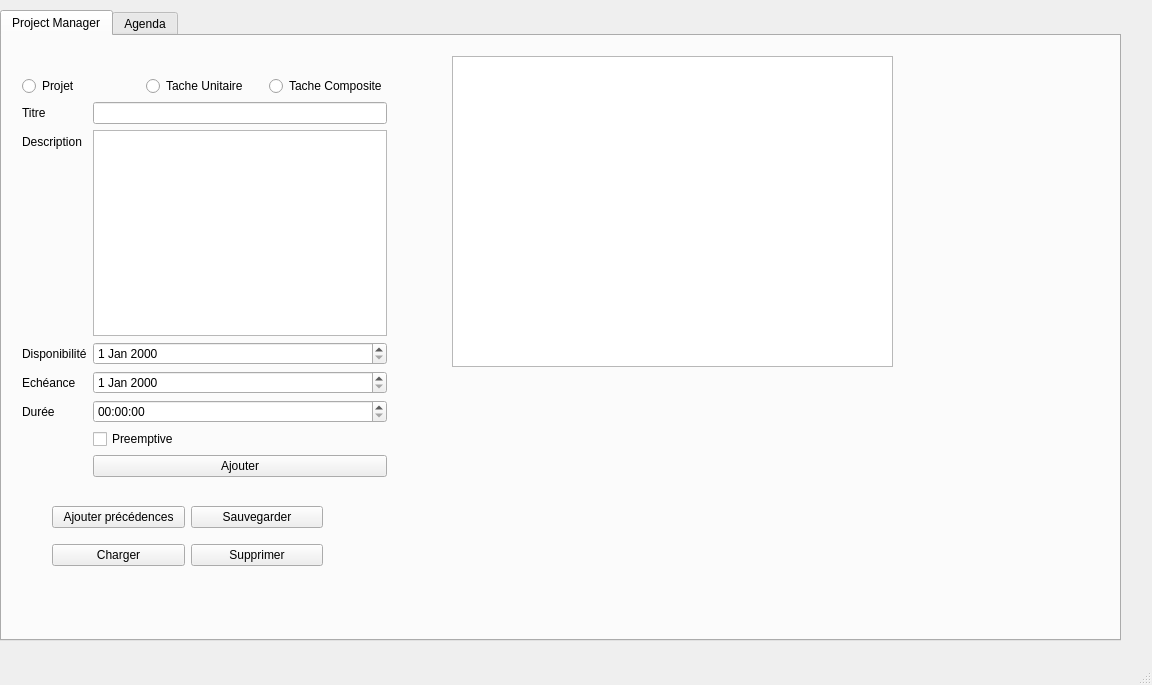
First picture: the form in ProjectCalendar/mainwindow.ui, repository pzins/ProjectCalendar_LO21, before the edit.
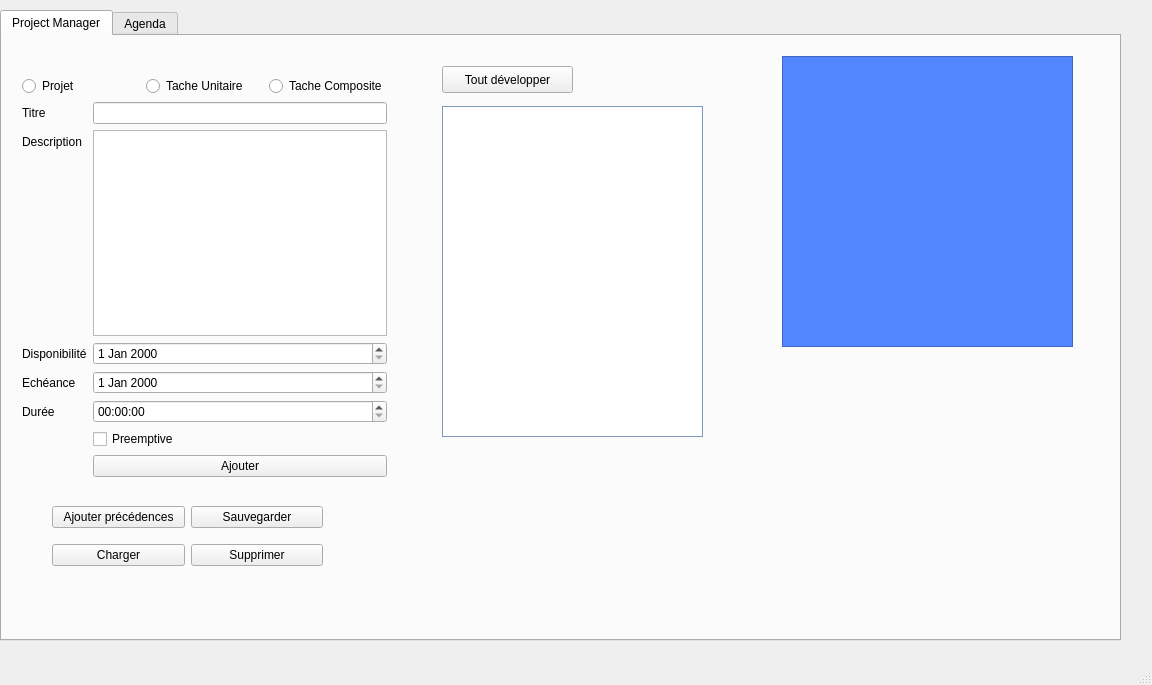
Second picture: the form after the edit.

What changed in the file:
```diff
--- a/ProjectCalendar/mainwindow.ui
+++ b/ProjectCalendar/mainwindow.ui
@@ -31,14 +31,450 @@
       <string>Project Manager</string>
      </attribute>
      <widget class="QTreeView" name="treeView">
+      <property name="enabled">
+       <bool>true</bool>
+      </property>
       <property name="geometry">
        <rect>
-        <x>450</x>
-        <y>20</y>
-        <width>441</width>
-        <height>311</height>
+        <x>440</x>
+        <y>70</y>
+        <width>261</width>
+        <height>331</height>
        </rect>
       </property>
+      <property name="palette">
+       <palette>
+        <active>
+         <colorrole role="WindowText">
+          <brush brushstyle="SolidPattern">
+           <color alpha="255">
+            <red>0</red>
+            <green>0</green>
+            <blue>0</blue>
+           </color>
+          </brush>
+         </colorrole>
+         <colorrole role="Button">
+          <brush brushstyle="SolidPattern">
+           <color alpha="255">
+            <red>164</red>
+            <green>197</green>
+            <blue>249</blue>
+           </color>
+          </brush>
+         </colorrole>
+         <colorrole role="Light">
+          <brush brushstyle="SolidPattern">
+           <color alpha="255">
+            <red>255</red>
+            <green>255</green>
+            <blue>255</blue>
+           </color>
+          </brush>
+         </colorrole>
+         <colorrole role="Midlight">
+          <brush brushstyle="SolidPattern">
+           <color alpha="255">
+            <red>209</red>
+            <green>226</green>
+            <blue>252</blue>
+           </color>
+          </brush>
+         </colorrole>
+         <colorrole role="Dark">
+          <brush brushstyle="SolidPattern">
+           <color alpha="255">
+            <red>82</red>
+            <green>98</green>
+            <blue>124</blue>
+           </color>
+          </brush>
+         </colorrole>
+         <colorrole role="Mid">
+          <brush brushstyle="SolidPattern">
+           <color alpha="255">
+            <red>109</red>
+            <green>131</green>
+            <blue>166</blue>
+           </color>
+          </brush>
+         </colorrole>
+         <colorrole role="Text">
+          <brush brushstyle="SolidPattern">
+           <color alpha="255">
+            <red>0</red>
+            <green>0</green>
+            <blue>0</blue>
+           </color>
+          </brush>
+         </colorrole>
+         <colorrole role="BrightText">
+          <brush brushstyle="SolidPattern">
+           <color alpha="255">
+            <red>255</red>
+            <green>255</green>
+            <blue>255</blue>
+           </color>
+          </brush>
+         </colorrole>
+         <colorrole role="ButtonText">
+          <brush brushstyle="SolidPattern">
+           <color alpha="255">
+            <red>0</red>
+            <green>0</green>
+            <blue>0</blue>
+           </color>
+          </brush>
+         </colorrole>
+         <colorrole role="Base">
+          <brush brushstyle="SolidPattern">
+           <color alpha="255">
+            <red>255</red>
+            <green>255</green>
+            <blue>255</blue>
+           </color>
+          </brush>
+         </colorrole>
+         <colorrole role="Window">
+          <brush brushstyle="SolidPattern">
+           <color alpha="255">
+            <red>164</red>
+            <green>197</green>
+            <blue>249</blue>
+           </color>
+          </brush>
+         </colorrole>
+         <colorrole role="Shadow">
+          <brush brushstyle="SolidPattern">
+           <color alpha="255">
+            <red>0</red>
+            <green>0</green>
+            <blue>0</blue>
+           </color>
+          </brush>
+         </colorrole>
+         <colorrole role="AlternateBase">
+          <brush brushstyle="SolidPattern">
+           <color alpha="255">
+            <red>209</red>
+            <green>226</green>
+            <blue>252</blue>
+           </color>
+          </brush>
+         </colorrole>
+         <colorrole role="ToolTipBase">
+          <brush brushstyle="SolidPattern">
+           <color alpha="255">
+            <red>255</red>
+            <green>255</green>
+            <blue>220</blue>
+           </color>
+          </brush>
+         </colorrole>
+         <colorrole role="ToolTipText">
+          <brush brushstyle="SolidPattern">
+           <color alpha="255">
+            <red>0</red>
+            <green>0</green>
+            <blue>0</blue>
+           </color>
+          </brush>
+         </colorrole>
+        </active>
+        <inactive>
+         <colorrole role="WindowText">
+          <brush brushstyle="SolidPattern">
+           <color alpha="255">
+            <red>0</red>
+            <green>0</green>
+            <blue>0</blue>
+           </color>
+          </brush>
+         </colorrole>
+         <colorrole role="Button">
+          <brush brushstyle="SolidPattern">
+           <color alpha="255">
+            <red>164</red>
+            <green>197</green>
+            <blue>249</blue>
+           </color>
+          </brush>
+         </colorrole>
+         <colorrole role="Light">
+          <brush brushstyle="SolidPattern">
+           <color alpha="255">
+            <red>255</red>
+            <green>255</green>
+            <blue>255</blue>
+           </color>
+          </brush>
+         </colorrole>
+         <colorrole role="Midlight">
+          <brush brushstyle="SolidPattern">
+           <color alpha="255">
+            <red>209</red>
+            <green>226</green>
+            <blue>252</blue>
+           </color>
+          </brush>
+         </colorrole>
+         <colorrole role="Dark">
+          <brush brushstyle="SolidPattern">
+           <color alpha="255">
+            <red>82</red>
+            <green>98</green>
+            <blue>124</blue>
+           </color>
+          </brush>
+         </colorrole>
+         <colorrole role="Mid">
+          <brush brushstyle="SolidPattern">
+           <color alpha="255">
+            <red>109</red>
+            <green>131</green>
+            <blue>166</blue>
+           </color>
+          </brush>
+         </colorrole>
+         <colorrole role="Text">
+          <brush brushstyle="SolidPattern">
+           <color alpha="255">
+            <red>0</red>
+            <green>0</green>
+            <blue>0</blue>
+           </color>
+          </brush>
+         </colorrole>
+         <colorrole role="BrightText">
+          <brush brushstyle="SolidPattern">
+           <color alpha="255">
+            <red>255</red>
+            <green>255</green>
+            <blue>255</blue>
+           </color>
+          </brush>
+         </colorrole>
+         <colorrole role="ButtonText">
+          <brush brushstyle="SolidPattern">
+           <color alpha="255">
+            <red>0</red>
+            <green>0</green>
+            <blue>0</blue>
+           </color>
+          </brush>
+         </colorrole>
+         <colorrole role="Base">
+          <brush brushstyle="SolidPattern">
+           <color alpha="255">
+            <red>255</red>
+            <green>255</green>
+            <blue>255</blue>
+           </color>
+          </brush>
+         </colorrole>
+         <colorrole role="Window">
+          <brush brushstyle="SolidPattern">
+           <color alpha="255">
+            <red>164</red>
+            <green>197</green>
+            <blue>249</blue>
+           </color>
+          </brush>
+         </colorrole>
+         <colorrole role="Shadow">
+          <brush brushstyle="SolidPattern">
+           <color alpha="255">
+            <red>0</red>
+            <green>0</green>
+            <blue>0</blue>
+           </color>
+          </brush>
+         </colorrole>
+         <colorrole role="AlternateBase">
+          <brush brushstyle="SolidPattern">
+           <color alpha="255">
+            <red>209</red>
+            <green>226</green>
+            <blue>252</blue>
+           </color>
+          </brush>
+         </colorrole>
+         <colorrole role="ToolTipBase">
+          <brush brushstyle="SolidPattern">
+           <color alpha="255">
+            <red>255</red>
+            <green>255</green>
+            <blue>220</blue>
+           </color>
+          </brush>
+         </colorrole>
+         <colorrole role="ToolTipText">
+          <brush brushstyle="SolidPattern">
+           <color alpha="255">
+            <red>0</red>
+            <green>0</green>
+            <blue>0</blue>
+           </color>
+          </brush>
+         </colorrole>
+        </inactive>
+        <disabled>
+         <colorrole role="WindowText">
+          <brush brushstyle="SolidPattern">
+           <color alpha="255">
+            <red>82</red>
+            <green>98</green>
+            <blue>124</blue>
+           </color>
+          </brush>
+         </colorrole>
+         <colorrole role="Button">
+          <brush brushstyle="SolidPattern">
+           <color alpha="255">
+            <red>164</red>
+            <green>197</green>
+            <blue>249</blue>
+           </color>
+          </brush>
+         </colorrole>
+         <colorrole role="Light">
+          <brush brushstyle="SolidPattern">
+           <color alpha="255">
+            <red>255</red>
+            <green>255</green>
+            <blue>255</blue>
+           </color>
+          </brush>
+         </colorrole>
+         <colorrole role="Midlight">
+          <brush brushstyle="SolidPattern">
+           <color alpha="255">
+            <red>209</red>
+            <green>226</green>
+            <blue>252</blue>
+           </color>
+          </brush>
+         </colorrole>
+         <colorrole role="Dark">
+          <brush brushstyle="SolidPattern">
+           <color alpha="255">
+            <red>82</red>
+            <green>98</green>
+            <blue>124</blue>
+           </color>
+          </brush>
+         </colorrole>
+         <colorrole role="Mid">
+          <brush brushstyle="SolidPattern">
+           <color alpha="255">
+            <red>109</red>
+            <green>131</green>
+            <blue>166</blue>
+           </color>
+          </brush>
+         </colorrole>
+         <colorrole role="Text">
+          <brush brushstyle="SolidPattern">
+           <color alpha="255">
+            <red>82</red>
+            <green>98</green>
+            <blue>124</blue>
+           </color>
+          </brush>
+         </colorrole>
+         <colorrole role="BrightText">
+          <brush brushstyle="SolidPattern">
+           <color alpha="255">
+            <red>255</red>
+            <green>255</green>
+            <blue>255</blue>
+           </color>
+          </brush>
+         </colorrole>
+         <colorrole role="ButtonText">
+          <brush brushstyle="SolidPattern">
+           <color alpha="255">
+            <red>82</red>
+            <green>98</green>
+            <blue>124</blue>
+           </color>
+          </brush>
+         </colorrole>
+         <colorrole role="Base">
+          <brush brushstyle="SolidPattern">
+           <color alpha="255">
+            <red>164</red>
+            <green>197</green>
+            <blue>249</blue>
+           </color>
+          </brush>
+         </colorrole>
+         <colorrole role="Window">
+          <brush brushstyle="SolidPattern">
+           <color alpha="255">
+            <red>164</red>
+            <green>197</green>
+            <blue>249</blue>
+           </color>
+          </brush>
+         </colorrole>
+         <colorrole role="Shadow">
+          <brush brushstyle="SolidPattern">
+           <color alpha="255">
+            <red>0</red>
+            <green>0</green>
+            <blue>0</blue>
+           </color>
+          </brush>
+         </colorrole>
+         <colorrole role="AlternateBase">
+          <brush brushstyle="SolidPattern">
+           <color alpha="255">
+            <red>164</red>
+            <green>197</green>
+            <blue>249</blue>
+           </color>
+          </brush>
+         </colorrole>
+         <colorrole role="ToolTipBase">
+          <brush brushstyle="SolidPattern">
+           <color alpha="255">
+            <red>255</red>
+            <green>255</green>
+            <blue>220</blue>
+           </color>
+          </brush>
+         </colorrole>
+         <colorrole role="ToolTipText">
+          <brush brushstyle="SolidPattern">
+           <color alpha="255">
+            <red>0</red>
+            <green>0</green>
+            <blue>0</blue>
+           </color>
+          </brush>
+         </colorrole>
+        </disabled>
+       </palette>
+      </property>
+      <property name="dragEnabled">
+       <bool>false</bool>
+      </property>
+      <property name="selectionMode">
+       <enum>QAbstractItemView::ExtendedSelection</enum>
+      </property>
+      <property name="autoExpandDelay">
+       <number>2</number>
+      </property>
+      <property name="animated">
+       <bool>true</bool>
+      </property>
+      <property name="allColumnsShowFocus">
+       <bool>false</bool>
+      </property>
+      <property name="wordWrap">
+       <bool>false</bool>
+      </property>
       <attribute name="headerVisible">
        <bool>false</bool>
       </attribute>
@@ -195,6 +631,456 @@
        </item>
       </layout>
      </widget>
+     <widget class="QTextBrowser" name="info">
+      <property name="enabled">
+       <bool>false</bool>
+      </property>
+      <property name="geometry">
+       <rect>
+        <x>780</x>
+        <y>20</y>
+        <width>291</width>
+        <height>291</height>
+       </rect>
+      </property>
+      <property name="palette">
+       <palette>
+        <active>
+         <colorrole role="WindowText">
+          <brush brushstyle="SolidPattern">
+           <color alpha="255">
+            <red>0</red>
+            <green>0</green>
+            <blue>0</blue>
+           </color>
+          </brush>
+         </colorrole>
+         <colorrole role="Button">
+          <brush brushstyle="SolidPattern">
+           <color alpha="255">
+            <red>82</red>
+            <green>134</green>
+            <blue>255</blue>
+           </color>
+          </brush>
+         </colorrole>
+         <colorrole role="Light">
+          <brush brushstyle="SolidPattern">
+           <color alpha="255">
+            <red>210</red>
+            <green>224</green>
+            <blue>255</blue>
+           </color>
+          </brush>
+         </colorrole>
+         <colorrole role="Midlight">
+          <brush brushstyle="SolidPattern">
+           <color alpha="255">
+            <red>146</red>
+            <green>179</green>
+            <blue>255</blue>
+           </color>
+          </brush>
+         </colorrole>
+         <colorrole role="Dark">
+          <brush brushstyle="SolidPattern">
+           <color alpha="255">
+            <red>41</red>
+            <green>67</green>
+            <blue>127</blue>
+           </color>
+          </brush>
+         </colorrole>
+         <colorrole role="Mid">
+          <brush brushstyle="SolidPattern">
+           <color alpha="255">
+            <red>54</red>
+            <green>89</green>
+            <blue>170</blue>
+           </color>
+          </brush>
+         </colorrole>
+         <colorrole role="Text">
+          <brush brushstyle="SolidPattern">
+           <color alpha="255">
+            <red>0</red>
+            <green>0</green>
+            <blue>0</blue>
+           </color>
+          </brush>
+         </colorrole>
+         <colorrole role="BrightText">
+          <brush brushstyle="SolidPattern">
+           <color alpha="255">
+            <red>255</red>
+            <green>255</green>
+            <blue>255</blue>
+           </color>
+          </brush>
+         </colorrole>
+         <colorrole role="ButtonText">
+          <brush brushstyle="SolidPattern">
+           <color alpha="255">
+            <red>0</red>
+            <green>0</green>
+            <blue>0</blue>
+           </color>
+          </brush>
+         </colorrole>
+         <colorrole role="Base">
+          <brush brushstyle="SolidPattern">
+           <color alpha="255">
+            <red>255</red>
+            <green>255</green>
+            <blue>255</blue>
+           </color>
+          </brush>
+         </colorrole>
+         <colorrole role="Window">
+          <brush brushstyle="SolidPattern">
+           <color alpha="255">
+            <red>82</red>
+            <green>134</green>
+            <blue>255</blue>
+           </color>
+          </brush>
+         </colorrole>
+         <colorrole role="Shadow">
+          <brush brushstyle="SolidPattern">
+           <color alpha="255">
+            <red>0</red>
+            <green>0</green>
+            <blue>0</blue>
+           </color>
+          </brush>
+         </colorrole>
+         <colorrole role="AlternateBase">
+          <brush brushstyle="SolidPattern">
+           <color alpha="255">
+            <red>168</red>
+            <green>194</green>
+            <blue>255</blue>
+           </color>
+          </brush>
+         </colorrole>
+         <colorrole role="ToolTipBase">
+          <brush brushstyle="SolidPattern">
+           <color alpha="255">
+            <red>255</red>
+            <green>255</green>
+            <blue>220</blue>
+           </color>
+          </brush>
+         </colorrole>
+         <colorrole role="ToolTipText">
+          <brush brushstyle="SolidPattern">
+           <color alpha="255">
+            <red>0</red>
+            <green>0</green>
+            <blue>0</blue>
+           </color>
+          </brush>
+         </colorrole>
+        </active>
+        <inactive>
+         <colorrole role="WindowText">
+          <brush brushstyle="SolidPattern">
+           <color alpha="255">
+            <red>0</red>
+            <green>0</green>
+            <blue>0</blue>
+           </color>
+          </brush>
+         </colorrole>
+         <colorrole role="Button">
+          <brush brushstyle="SolidPattern">
+           <color alpha="255">
+            <red>82</red>
+            <green>134</green>
+            <blue>255</blue>
+           </color>
+          </brush>
+         </colorrole>
+         <colorrole role="Light">
+          <brush brushstyle="SolidPattern">
+           <color alpha="255">
+            <red>210</red>
+            <green>224</green>
+            <blue>255</blue>
+           </color>
+          </brush>
+         </colorrole>
+         <colorrole role="Midlight">
+          <brush brushstyle="SolidPattern">
+           <color alpha="255">
+            <red>146</red>
+            <green>179</green>
+            <blue>255</blue>
+           </color>
+          </brush>
+         </colorrole>
+         <colorrole role="Dark">
+          <brush brushstyle="SolidPattern">
+           <color alpha="255">
+            <red>41</red>
+            <green>67</green>
+            <blue>127</blue>
+           </color>
+          </brush>
+         </colorrole>
+         <colorrole role="Mid">
+          <brush brushstyle="SolidPattern">
+           <color alpha="255">
+            <red>54</red>
+            <green>89</green>
+            <blue>170</blue>
+           </color>
+          </brush>
+         </colorrole>
+         <colorrole role="Text">
+          <brush brushstyle="SolidPattern">
+           <color alpha="255">
+            <red>0</red>
+            <green>0</green>
+            <blue>0</blue>
+           </color>
+          </brush>
+         </colorrole>
+         <colorrole role="BrightText">
+          <brush brushstyle="SolidPattern">
+           <color alpha="255">
+            <red>255</red>
+            <green>255</green>
+            <blue>255</blue>
+           </color>
+          </brush>
+         </colorrole>
+         <colorrole role="ButtonText">
+          <brush brushstyle="SolidPattern">
+           <color alpha="255">
+            <red>0</red>
+            <green>0</green>
+            <blue>0</blue>
+           </color>
+          </brush>
+         </colorrole>
+         <colorrole role="Base">
+          <brush brushstyle="SolidPattern">
+           <color alpha="255">
+            <red>255</red>
+            <green>255</green>
+            <blue>255</blue>
+           </color>
+          </brush>
+         </colorrole>
+         <colorrole role="Window">
+          <brush brushstyle="SolidPattern">
+           <color alpha="255">
+            <red>82</red>
+            <green>134</green>
+            <blue>255</blue>
+           </color>
+          </brush>
+         </colorrole>
+         <colorrole role="Shadow">
+          <brush brushstyle="SolidPattern">
+           <color alpha="255">
+            <red>0</red>
+            <green>0</green>
+            <blue>0</blue>
+           </color>
+          </brush>
+         </colorrole>
+         <colorrole role="AlternateBase">
+          <brush brushstyle="SolidPattern">
+           <color alpha="255">
+            <red>168</red>
+            <green>194</green>
+            <blue>255</blue>
+           </color>
+          </brush>
+         </colorrole>
+         <colorrole role="ToolTipBase">
+          <brush brushstyle="SolidPattern">
+           <color alpha="255">
+            <red>255</red>
+            <green>255</green>
+            <blue>220</blue>
+           </color>
+          </brush>
+         </colorrole>
+         <colorrole role="ToolTipText">
+          <brush brushstyle="SolidPattern">
+           <color alpha="255">
+            <red>0</red>
+            <green>0</green>
+            <blue>0</blue>
+           </color>
+          </brush>
+         </colorrole>
+        </inactive>
+        <disabled>
+         <colorrole role="WindowText">
+          <brush brushstyle="SolidPattern">
+           <color alpha="255">
+            <red>41</red>
+            <green>67</green>
+            <blue>127</blue>
+           </color>
+          </brush>
+         </colorrole>
+         <colorrole role="Button">
+          <brush brushstyle="SolidPattern">
+           <color alpha="255">
+            <red>82</red>
+            <green>134</green>
+            <blue>255</blue>
+           </color>
+          </brush>
+         </colorrole>
+         <colorrole role="Light">
+          <brush brushstyle="SolidPattern">
+           <color alpha="255">
+            <red>210</red>
+            <green>224</green>
+            <blue>255</blue>
+           </color>
+          </brush>
+         </colorrole>
+         <colorrole role="Midlight">
+          <brush brushstyle="SolidPattern">
+           <color alpha="255">
+            <red>146</red>
+            <green>179</green>
+            <blue>255</blue>
+           </color>
+          </brush>
+         </colorrole>
+         <colorrole role="Dark">
+          <brush brushstyle="SolidPattern">
+           <color alpha="255">
+            <red>41</red>
+            <green>67</green>
+            <blue>127</blue>
+           </color>
+          </brush>
+         </colorrole>
+         <colorrole role="Mid">
+          <brush brushstyle="SolidPattern">
+           <color alpha="255">
+            <red>54</red>
+            <green>89</green>
+            <blue>170</blue>
+           </color>
+          </brush>
+         </colorrole>
+         <colorrole role="Text">
+          <brush brushstyle="SolidPattern">
+           <color alpha="255">
+            <red>41</red>
+            <green>67</green>
+            <blue>127</blue>
+           </color>
+          </brush>
+         </colorrole>
+         <colorrole role="BrightText">
+          <brush brushstyle="SolidPattern">
+           <color alpha="255">
+            <red>255</red>
+            <green>255</green>
+            <blue>255</blue>
+           </color>
+          </brush>
+         </colorrole>
+         <colorrole role="ButtonText">
+          <brush brushstyle="SolidPattern">
+           <color alpha="255">
+            <red>41</red>
+            <green>67</green>
+            <blue>127</blue>
+           </color>
+          </brush>
+         </colorrole>
+         <colorrole role="Base">
+          <brush brushstyle="SolidPattern">
+           <color alpha="255">
+            <red>82</red>
+            <green>134</green>
+            <blue>255</blue>
+           </color>
+          </brush>
+         </colorrole>
+         <colorrole role="Window">
+          <brush brushstyle="SolidPattern">
+           <color alpha="255">
+            <red>82</red>
+            <green>134</green>
+            <blue>255</blue>
+           </color>
+          </brush>
+         </colorrole>
+         <colorrole role="Shadow">
+          <brush brushstyle="SolidPattern">
+           <color alpha="255">
+            <red>0</red>
+            <green>0</green>
+            <blue>0</blue>
+           </color>
+          </brush>
+         </colorrole>
+         <colorrole role="AlternateBase">
+          <brush brushstyle="SolidPattern">
+           <color alpha="255">
+            <red>82</red>
+            <green>134</green>
+            <blue>255</blue>
+           </color>
+          </brush>
+         </colorrole>
+         <colorrole role="ToolTipBase">
+          <brush brushstyle="SolidPattern">
+           <color alpha="255">
+            <red>255</red>
+            <green>255</green>
+            <blue>220</blue>
+           </color>
+          </brush>
+         </colorrole>
+         <colorrole role="ToolTipText">
+          <brush brushstyle="SolidPattern">
+           <color alpha="255">
+            <red>0</red>
+            <green>0</green>
+            <blue>0</blue>
+           </color>
+          </brush>
+         </colorrole>
+        </disabled>
+       </palette>
+      </property>
+      <property name="font">
+       <font>
+        <family>Comic Sans MS</family>
+        <pointsize>12</pointsize>
+       </font>
+      </property>
+      <property name="cursor" stdset="0">
+       <cursorShape>ForbiddenCursor</cursorShape>
+      </property>
+     </widget>
+     <widget class="QPushButton" name="expand">
+      <property name="geometry">
+       <rect>
+        <x>440</x>
+        <y>30</y>
+        <width>131</width>
+        <height>27</height>
+       </rect>
+      </property>
+      <property name="text">
+       <string>Tout développer</string>
+      </property>
+     </widget>
     </widget>
     <widget class="QWidget" name="Agenda">
      <attribute name="title">
```
